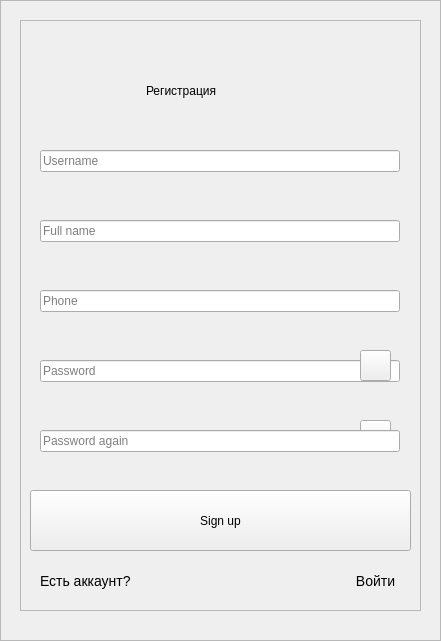
Old version of the form ui/register.ui in the repository Wester35/desktop-app-mcc.
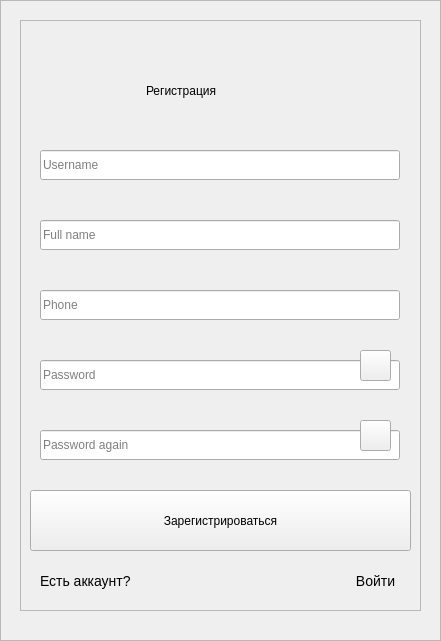
New version of the form. Icons and pictures are not drawn.

Commit message: изменен порядок Tab

```diff
--- a/ui/register.ui
+++ b/ui/register.ui
@@ -123,6 +123,16 @@
 color:white;
 border-radius:15px;
 transition: background 1s;
+}
+#checkPassword_2:hover
+{
+background:#4B0082;
+border-radius:15px;
+}
+#checkPassword_2:pressed
+{
+background:#483D8B;
+transform: scale(0.9);
 }</string>
   </property>
   <widget class="QFrame" name="frame_2">
@@ -193,7 +203,7 @@
       </rect>
      </property>
      <property name="text">
-      <string>Sign up</string>
+      <string>Зарегистрироваться</string>
      </property>
     </widget>
     <widget class="QLineEdit" name="usernameEdit">
@@ -202,7 +212,7 @@
        <x>20</x>
        <y>130</y>
        <width>360</width>
-       <height>22</height>
+       <height>30</height>
       </rect>
      </property>
      <property name="text">
@@ -218,7 +228,7 @@
        <x>20</x>
        <y>340</y>
        <width>360</width>
-       <height>22</height>
+       <height>30</height>
       </rect>
      </property>
      <property name="inputMask">
@@ -253,7 +263,7 @@
        <x>20</x>
        <y>200</y>
        <width>360</width>
-       <height>22</height>
+       <height>30</height>
       </rect>
      </property>
      <property name="text">
@@ -269,7 +279,7 @@
        <x>20</x>
        <y>270</y>
        <width>360</width>
-       <height>22</height>
+       <height>30</height>
       </rect>
      </property>
      <property name="text">
@@ -285,7 +295,7 @@
        <x>20</x>
        <y>410</y>
        <width>360</width>
-       <height>22</height>
+       <height>30</height>
       </rect>
      </property>
      <property name="inputMask">
@@ -356,11 +366,11 @@
     <zorder>passwordEdit</zorder>
     <zorder>fioEdit</zorder>
     <zorder>phoneEdit</zorder>
-    <zorder>checkPassword_2</zorder>
     <zorder>passwordEdit_2</zorder>
     <zorder>yes_account</zorder>
     <zorder>to_auth</zorder>
     <zorder>checkPassword</zorder>
+    <zorder>checkPassword_2</zorder>
    </widget>
   </widget>
  </widget>
```
Left out of the diff: 11 changed lines with no effect on the pictures. The commit also changes 4 other files.
